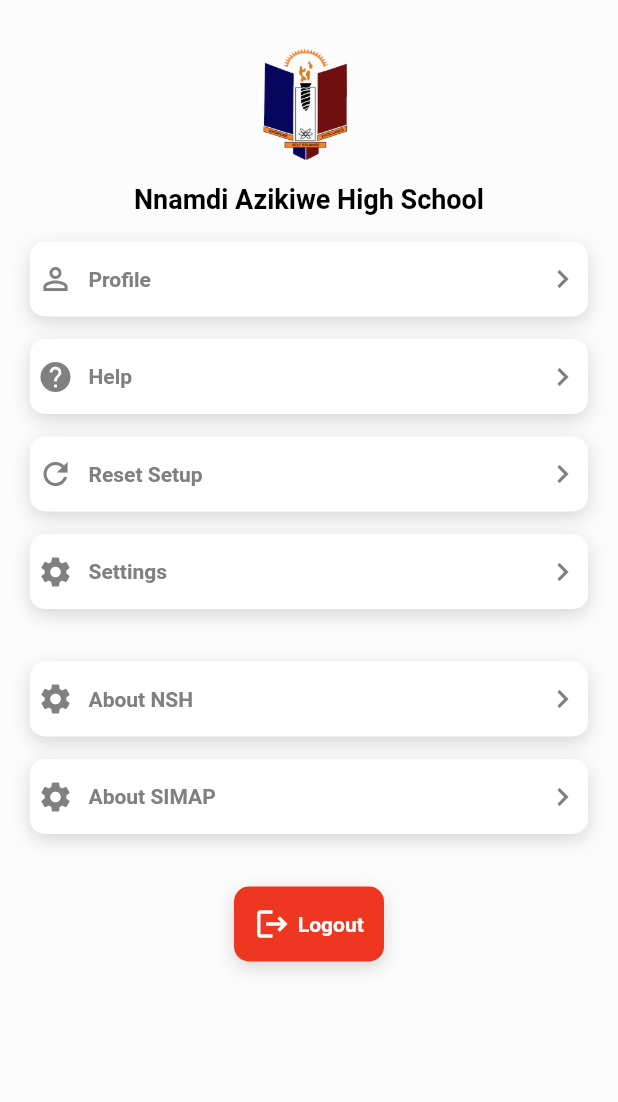
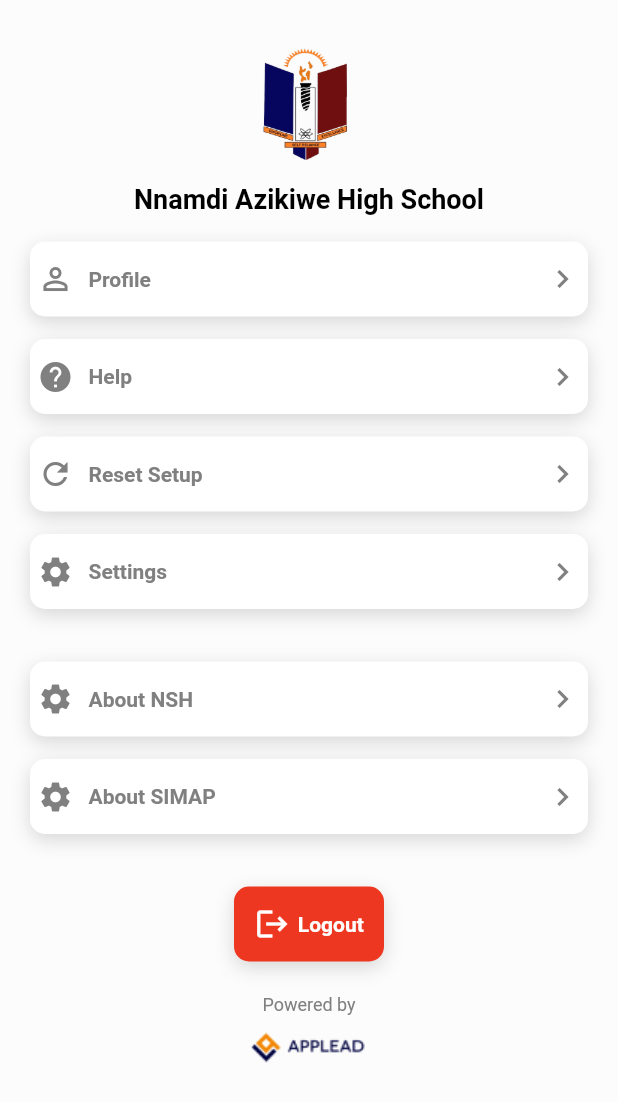
Before and after one commit to Bisecto/Simap-mobile, a Flutter app: the MorePage screen opened directly, on a phone screen of 412 x 824 dp. Shown: the top 1102 px of the screen. Run offline on Flutter 3.47's test engine with Material 3 defaults, Android fonts, the phone set to English and light mode, and no system bars; our stand-ins replace device_info_plus, flutter_svg, google_fonts, loading_animation_widget, local_auth, lottie and 3 more; missing offline and left inert: animated_icon, flutter_carousel_slider, flutter_vibrate; accounts and stored records are empty; Roboto replaces fonts that are missing (CeraPro).

Commit message:
More page Update: Profile page design worked on.

```diff
--- a/lib/res/app_images.dart
+++ b/lib/res/app_images.dart
@@ -21,4 +21,5 @@ class AppImages {
   static const backPack = '${_imageBaseUrl}backpack.png';
   static const studentSetup = '${_imageBaseUrl}student_setup.png';
   static const guardianSetup = '${_imageBaseUrl}guardian_setup.png';
+  static const studentImage = '${_imageBaseUrl}student_image.png';
 }
--- a/lib/view/app_screens/more_section/more_page.dart
+++ b/lib/view/app_screens/more_section/more_page.dart
@@ -1,8 +1,10 @@
 import 'package:animated_icon/animated_icon.dart';
 import 'package:flutter/material.dart';
 import 'package:simap/res/app_images.dart';
+import 'package:simap/view/app_screens/more_section/child_pages/profile_page.dart';
 
 import '../../../res/app_colors.dart';
+import '../../../utills/app_navigator.dart';
 import '../../widgets/app_custom_text.dart';
 
 class MorePage extends StatefulWidget {
@@ -42,9 +44,15 @@ class _MorePageState extends State<MorePage> {
                   ],
                 ),
               ),
-              itemContainer(
-                Icons.perm_identity,
-                'Profile',
+              InkWell(
+                onTap: () {
+                  AppNavigator.pushAndStackPage(context,
+                      page: const ProfilePage());
+                },
+                child: itemContainer(
+                  Icons.perm_identity,
+                  'Profile',
+                ),
               ),
               // itemContainer(Icons.shopping_cart,'Stores',),
               // itemContainer(Icons.pie_chart_outline,'My Performance',),
@@ -78,7 +86,32 @@ class _MorePageState extends State<MorePage> {
               const SizedBox(
                 height: 20,
               ),
-              logOutContainer()
+              logOutContainer(),
+              const SizedBox(
+                height: 20,
+              ),
+              Align(
+                alignment: Alignment.center,
+                child: Column(
+                  //mainAxisAlignment: MainAxisAlignment.center,
+                  children: [
+                    const CustomText(
+                      text: 'Powered by',
+                      color: AppColors.textColor,
+                      size: 12,
+                    ),
+                    Image.asset(
+                      AppImages.appleadLogo,
+                      height: 40,
+                      width: 130,
+                      //color: AppColors.darkModeBlack,
+                    ),
+                    const SizedBox(
+                      height: 10,
+                    )
+                  ],
+                ),
+              )
             ],
           ),
         ),
```
Also changed, not shown: lib/view/app_screens/more_section/child_pages/profile_page.dart (added, +104 -0 lines), assets/images/student_image.png (added).
